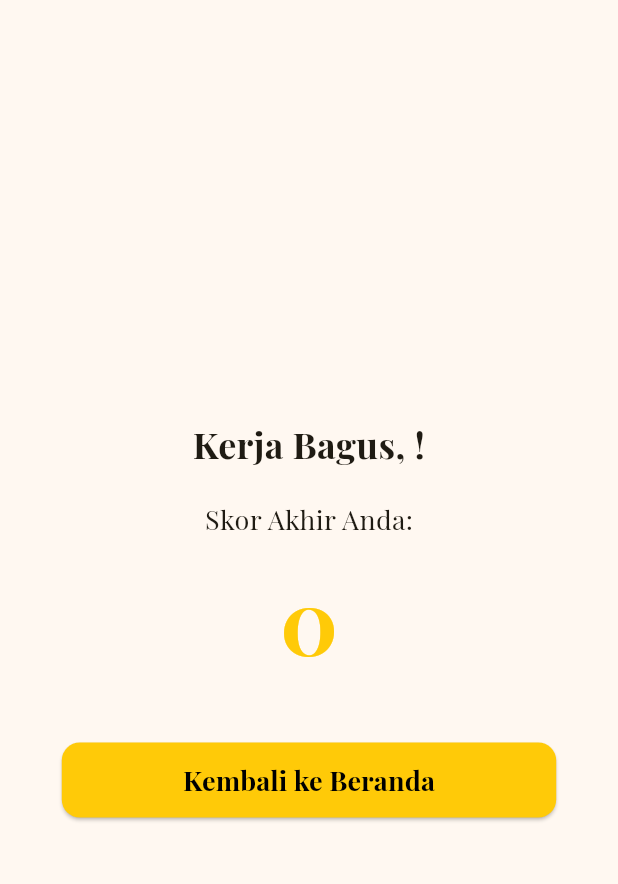
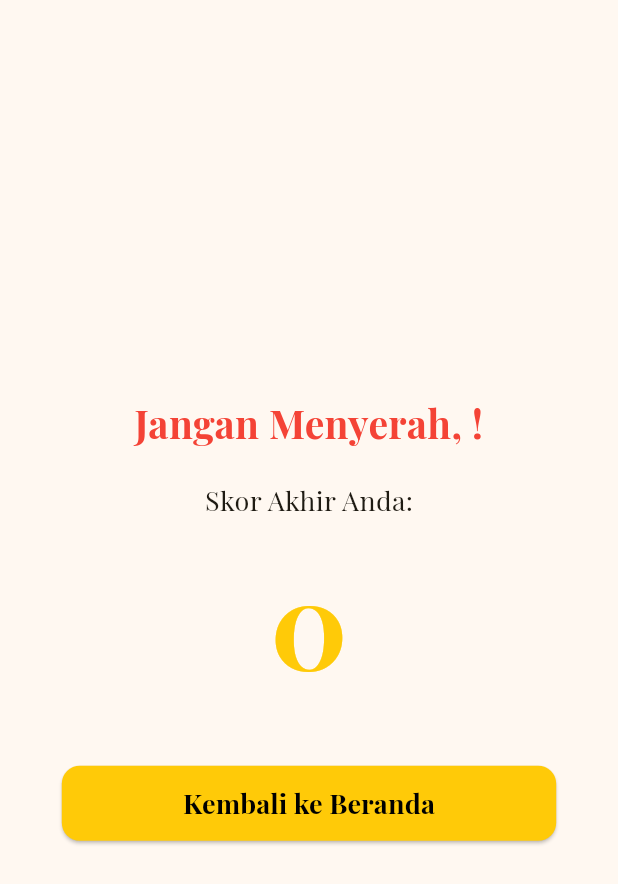
Before and after one commit to Johannes-Pandiangan/AplikasiKuis, a Flutter app: the ResultScreen screen opened directly, on a phone screen of 412 x 824 dp. Shown: the top 884 px of the screen. Run offline on Flutter 3.47's test engine with Material 3 defaults, Android fonts, the phone set to English and light mode, and no system bars; accounts and stored records are empty.

Commit message:
perbaikan tampilan riwayat saat data ksong,tampilan result dan menambah popup konfirmasi

```diff
--- a/lib/providers/app_provider.dart
+++ b/lib/providers/app_provider.dart
@@ -52,10 +52,7 @@ class AppProvider with ChangeNotifier {
   String get currentCategory => _currentCategory;
 
   // Data dummy riwayat kuis
-  List<QuizHistory> quizHistory = [
-    QuizHistory(category: "Bahasa Indonesia", date: DateTime.now().subtract(const Duration(days: 1)), score: 90),
-    QuizHistory(category: "Umum", date: DateTime.now().subtract(const Duration(days: 2)), score: 80),
-  ];
+  List<QuizHistory> quizHistory = [];
 
   // Data dummy 10 soal Matematika
   List<Question> mathQuestions = [
--- a/lib/screens/result_screen.dart
+++ b/lib/screens/result_screen.dart
@@ -10,6 +10,21 @@ class ResultScreen extends StatelessWidget {
   Widget build(BuildContext context) {
     final provider = context.read<AppProvider>();
 
+    // Menentukan pesan dan warna dinamis berdasarkan skor
+    String feedbackText;
+    Color feedbackColor;
+
+    if (provider.score >= 80) {
+      feedbackText = "Luar Biasa";
+      feedbackColor = Colors.green;
+    } else if (provider.score >= 50) {
+      feedbackText = "Kerja Bagus";
+      feedbackColor = Colors.orange;
+    } else {
+      feedbackText = "Jangan Menyerah";
+      feedbackColor = Colors.red;
+    }
+
     return Scaffold(
       body: Center(
         child: Padding(
@@ -18,8 +33,8 @@ class ResultScreen extends StatelessWidget {
             mainAxisAlignment: MainAxisAlignment.center,
             children: [
               Text(
-                "Kerja Bagus, ${provider.currentUser?.name}!",
-                style: const TextStyle(fontSize: 24, fontWeight: FontWeight.bold),
+                "$feedbackText, ${provider.currentUser?.name}!",
+                style: TextStyle(fontSize: 26, fontWeight: FontWeight.bold, color: feedbackColor),
                 textAlign: TextAlign.center,
               ),
               const SizedBox(height: 20),
@@ -28,9 +43,9 @@ class ResultScreen extends StatelessWidget {
               Text(
                 "${provider.score}",
                 style: TextStyle(
-                  fontSize: 60,
+                  fontSize: 80,
                   fontWeight: FontWeight.bold,
-                  color: Theme.of(context).primaryColor,
+                  color: Theme.of(context).colorScheme.primary,
                 ),
               ),
               const SizedBox(height: 40),
```
Also changed, not shown: lib/screens/history_screen.dart (+22 -1 lines), lib/screens/quiz_screen.dart (+8 -1 lines).
